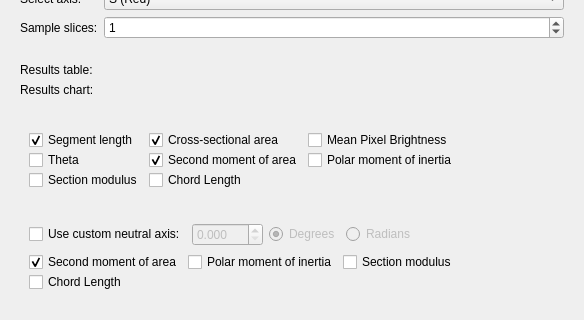
Qt form SegmentGeometry/Resources/UI/SegmentGeometry.ui (jmhuie/SlicerBiomech) before a commit; both pictures show x 0 to 584 and y 126 to 446 of the 584 by 994 pixel window.
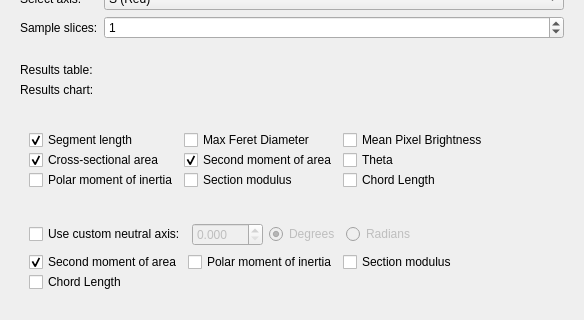
The same form after that commit. Custom widgets are drawn as their Qt base class.

Commit message: feret diamaeter and euler warning

What changed in the file:
```diff
--- a/SegmentGeometry/Resources/UI/SegmentGeometry.ui
+++ b/SegmentGeometry/Resources/UI/SegmentGeometry.ui
@@ -426,33 +426,13 @@
               </property>
              </widget>
             </item>
-            <item row="1" column="0">
-             <widget class="QCheckBox" name="ThetacheckBox">
-              <property name="text">
-               <string>Theta</string>
-              </property>
-              <property name="checked">
-               <bool>false</bool>
-              </property>
-             </widget>
-            </item>
-            <item row="2" column="1">
-             <widget class="QCheckBox" name="RcheckBox">
-              <property name="text">
-               <string>Chord Length</string>
-              </property>
-              <property name="checked">
-               <bool>false</bool>
-              </property>
-             </widget>
-            </item>
             <item row="0" column="1">
-             <widget class="QCheckBox" name="CSAcheckBox">
+             <widget class="QCheckBox" name="FeretcheckBox">
               <property name="text">
-               <string>Cross-sectional area</string>
+               <string>Max Feret Diameter</string>
               </property>
               <property name="checked">
-               <bool>true</bool>
+               <bool>false</bool>
               </property>
              </widget>
             </item>
@@ -466,6 +446,16 @@
               </property>
              </widget>
             </item>
+            <item row="1" column="0">
+             <widget class="QCheckBox" name="CSAcheckBox">
+              <property name="text">
+               <string>Cross-sectional area</string>
+              </property>
+              <property name="checked">
+               <bool>true</bool>
+              </property>
+             </widget>
+            </item>
             <item row="1" column="1">
              <widget class="QCheckBox" name="SMAcheckBox_1">
               <property name="text">
@@ -476,17 +466,17 @@
               </property>
              </widget>
             </item>
-            <item row="2" column="0">
-             <widget class="QCheckBox" name="MODcheckBox_1">
-              <property name="text">
-               <string>Section modulus</string>
-              </property>
-              <property name="checked">
-               <bool>false</bool>
-              </property>
-             </widget>
-            </item>
             <item row="1" column="2">
+             <widget class="QCheckBox" name="ThetacheckBox">
+              <property name="text">
+               <string>Theta</string>
+              </property>
+              <property name="checked">
+               <bool>false</bool>
+              </property>
+             </widget>
+            </item>
+            <item row="2" column="0">
              <widget class="QCheckBox" name="PolarcheckBox_1">
               <property name="text">
                <string>Polar moment of inertia</string>
@@ -496,6 +486,26 @@
               </property>
              </widget>
             </item>
+            <item row="2" column="1">
+             <widget class="QCheckBox" name="MODcheckBox_1">
+              <property name="text">
+               <string>Section modulus</string>
+              </property>
+              <property name="checked">
+               <bool>false</bool>
+              </property>
+             </widget>
+            </item>
+            <item row="2" column="2">
+             <widget class="QCheckBox" name="RcheckBox">
+              <property name="text">
+               <string>Chord Length</string>
+              </property>
+              <property name="checked">
+               <bool>false</bool>
+              </property>
+             </widget>
+            </item>
            </layout>
           </widget>
          </item>
```
The commit also changes 2 other files.
